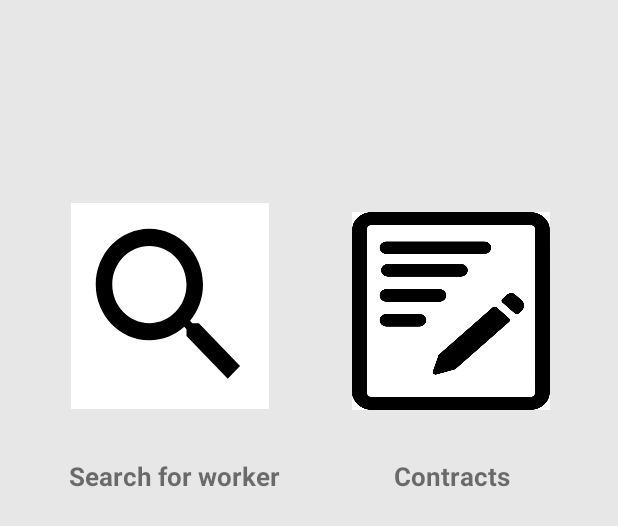
After one commit to azizmeiman/MyApplication, an Android app: the layout activity_employer_main.xml on its own in the app's theme, with its tools: preview values and no code run, on a phone screen of 412 x 824 dp. The commit adds this screen. Shown: the top 526 px of the screen. Run offline under Robolectric (Android 15) with nearby library versions, the phone set to English and light mode, and no system bars.

Commit message:
employer

```diff
--- /dev/null
+++ b/app/src/main/res/layout/activity_employer_main.xml
@@ -0,0 +1,97 @@
+<?xml version="1.0" encoding="utf-8"?>
+<android.support.constraint.ConstraintLayout xmlns:android="http://schemas.android.com/apk/res/android"
+    xmlns:app="http://schemas.android.com/apk/res-auto"
+    xmlns:tools="http://schemas.android.com/tools"
+    android:layout_width="match_parent"
+    android:layout_height="match_parent"
+    android:background="#E7E7E7"
+    tools:context=".EmployerMainActivity">
+
+
+    <TextView
+        android:id="@+id/textView6"
+        android:layout_width="152dp"
+        android:layout_height="29dp"
+        android:layout_marginStart="8dp"
+        android:layout_marginTop="8dp"
+        android:layout_marginEnd="8dp"
+        android:layout_marginBottom="240dp"
+        android:text="Contracts"
+        android:textAlignment="center"
+        android:textSize="17sp"
+        android:textStyle="bold"
+        app:layout_constraintBottom_toBottomOf="parent"
+        app:layout_constraintEnd_toEndOf="parent"
+        app:layout_constraintHorizontal_bias="0.888"
+        app:layout_constraintStart_toStartOf="parent"
+        app:layout_constraintTop_toTopOf="parent"
+        app:layout_constraintVertical_bias="0.544" />
+
+    <ImageButton
+
+        android:id="@+id/searchForWorker"
+        android:layout_width="132dp"
+        android:layout_height="137dp"
+        android:layout_row="1"
+        android:layout_column="0"
+        android:layout_centerHorizontal="true"
+        android:layout_marginStart="8dp"
+        android:layout_marginTop="8dp"
+        android:layout_marginEnd="8dp"
+        android:layout_marginBottom="8dp"
+        android:adjustViewBounds="true"
+        android:background="#FFFFFF"
+        android:cropToPadding="false"
+        android:scaleType="fitXY"
+        app:layout_constraintBottom_toBottomOf="parent"
+        app:layout_constraintEnd_toEndOf="parent"
+        app:layout_constraintHorizontal_bias="0.15"
+        app:layout_constraintStart_toStartOf="parent"
+        app:layout_constraintTop_toTopOf="parent"
+        app:layout_constraintVertical_bias="0.19"
+        app:srcCompat="@drawable/ic_search_black_24dp" />
+
+    <ImageButton
+        android:id="@+id/employerContracts"
+        android:layout_width="132dp"
+        android:layout_height="132dp"
+        android:layout_row="1"
+        android:layout_column="0"
+        android:layout_centerHorizontal="true"
+        android:layout_marginStart="8dp"
+        android:layout_marginTop="8dp"
+        android:layout_marginEnd="8dp"
+        android:layout_marginBottom="8dp"
+        android:adjustViewBounds="true"
+        android:background="#FFFFFF"
+        android:cropToPadding="false"
+        android:scaleType="fitXY"
+        app:layout_constraintBottom_toBottomOf="parent"
+        app:layout_constraintEnd_toEndOf="parent"
+        app:layout_constraintHorizontal_bias="0.859"
+        app:layout_constraintStart_toStartOf="parent"
+        app:layout_constraintTop_toTopOf="parent"
+        app:layout_constraintVertical_bias="0.197"
+        app:srcCompat="@drawable/contract2" />
+
+    <TextView
+        android:id="@+id/textView5"
+        android:layout_width="152dp"
+        android:layout_height="29dp"
+        android:layout_marginStart="8dp"
+        android:layout_marginTop="8dp"
+        android:layout_marginEnd="8dp"
+        android:layout_marginBottom="240dp"
+        android:text="Search for worker"
+        android:textAlignment="center"
+        android:textSize="17sp"
+        android:textStyle="bold"
+        app:layout_constraintBottom_toBottomOf="parent"
+        app:layout_constraintEnd_toEndOf="parent"
+        app:layout_constraintHorizontal_bias="0.131"
+        app:layout_constraintStart_toStartOf="parent"
+        app:layout_constraintTop_toTopOf="parent"
+        app:layout_constraintVertical_bias="0.544" />
+
+
+</android.support.constraint.ConstraintLayout>
--- a/app/src/main/res/values/strings.xml
+++ b/app/src/main/res/values/strings.xml
@@ -9,4 +9,6 @@
     <string name="loginAr">تسجيل الدخول</string>
     <string name="employerAr">باحث عن عامل</string>
     <string name="workerPosAr">عارض العمال</string>
+    <string name="Search02">🔍Search</string>
+    <string name="listAllWorkers">List All Workers</string>
 </resources>
```
Also changed, not shown: app/src/main/java/com/example/abdulaziz/myapplication/EmployerMainActivity.java (added, +32 -0 lines), app/src/main/java/com/example/abdulaziz/myapplication/searchForWorkerActivity.java (added, +13 -0 lines), app/src/main/res/layout/activity_main.xml (+26 -18 lines), app/src/main/res/layout/activity_search_for_worker.xml (added, +44 -0 lines), app/src/main/res/drawable/contract2.png (added).
